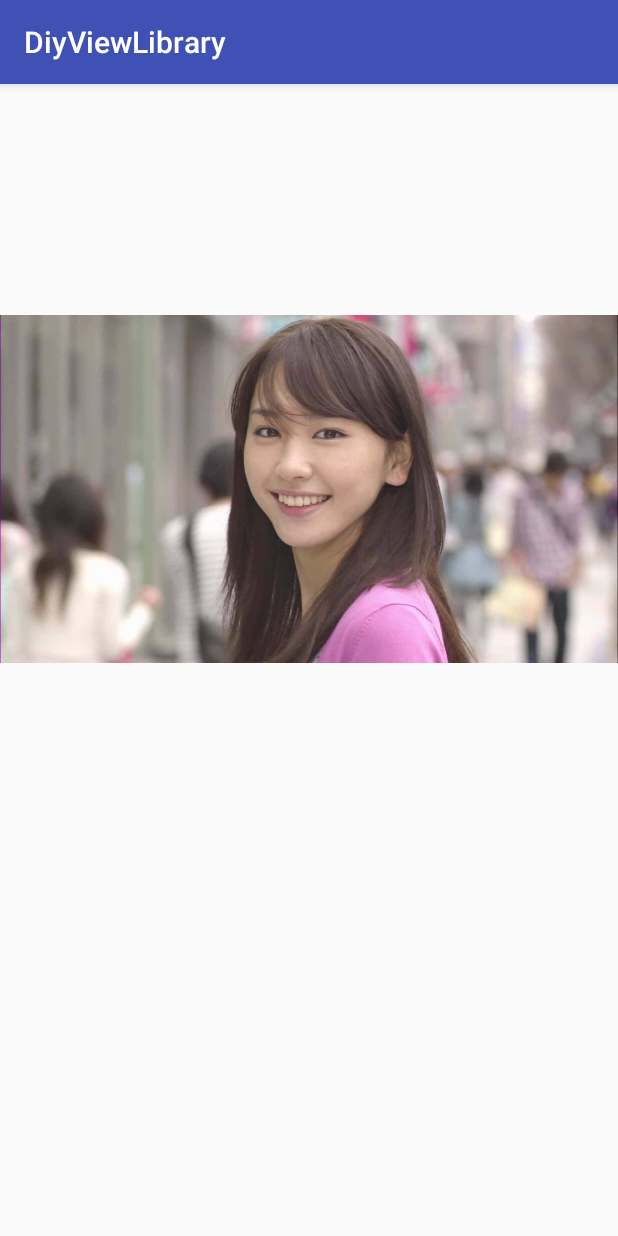
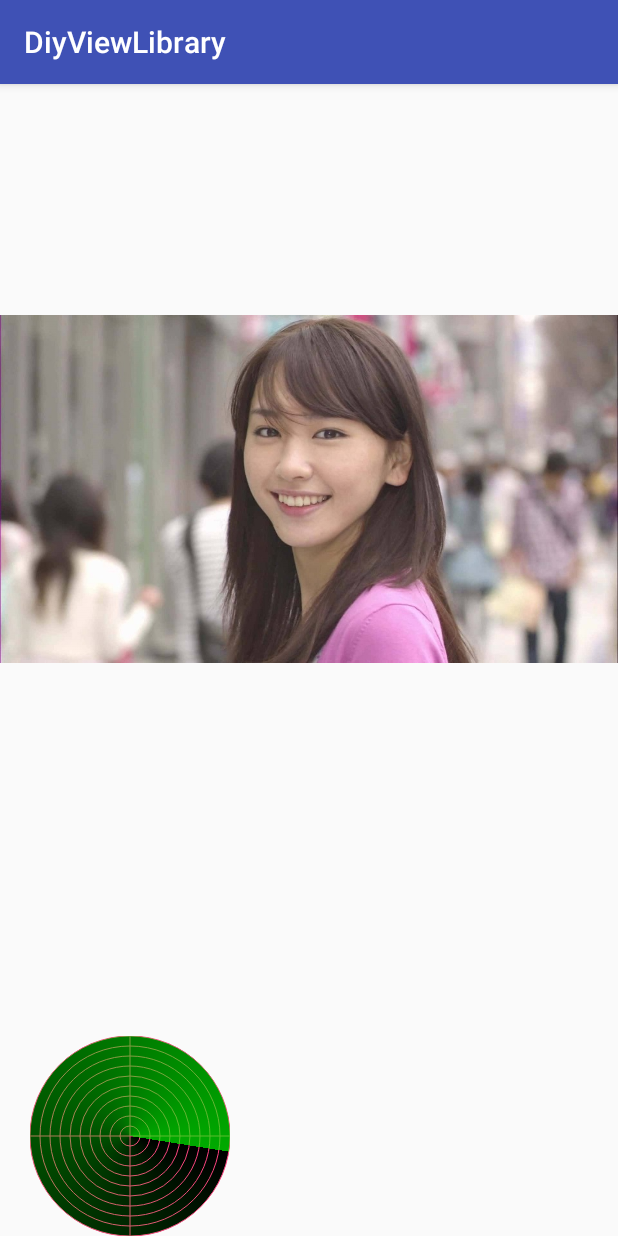
Before and after one commit to shijiaowang/customView, an Android app: the screen it shows after launch (Main2Activity), on a phone screen of 412 x 824 dp. Run offline under Robolectric (Android 15) with nearby library versions, the phone set to English and light mode, and no system bars.

Commit message:
增加雷达view

```diff
--- a/app/src/main/res/layout/activity_main2.xml
+++ b/app/src/main/res/layout/activity_main2.xml
@@ -19,4 +19,12 @@
        app:magnifierRadius="50"
        app:magnifierScale="1.5"
        android:layout_height="150dp" />
+   <com.wangyang.divviewlibrary.view.radarview.RadarView
+       app:isStartScan="true"
+       app:lineColor="@color/colorAccent"
+       app:circleNum="10"
+       android:layout_alignParentBottom="true"
+       android:layout_marginLeft="20dp"
+       android:layout_width="wrap_content"
+       android:layout_height="wrap_content" />
 </RelativeLayout>
--- /dev/null
+++ b/customViewlibrary/src/main/java/com/wangyang/divviewlibrary/view/radarview/RadarView.java
@@ -0,0 +1,168 @@
+package com.wangyang.divviewlibrary.view.radarview;
+
+import android.content.Context;
+import android.content.res.TypedArray;
+import android.graphics.Canvas;
+import android.graphics.Color;
+import android.graphics.Matrix;
+import android.graphics.Paint;
+import android.graphics.Shader;
+import android.graphics.SweepGradient;
+import android.os.Handler;
+import android.os.Message;
+import android.support.annotation.Nullable;
+import android.util.AttributeSet;
+import android.view.View;
+
+import com.wangyang.divviewlibrary.R;
+
+/**
+ * Created by wangyang on 2017/5/15.
+ * email:1440214507@qq.com
+ * 雷达组件
+ */
+
+public class RadarView extends View{
+
+    private boolean isScan = true;
+    //设置默认宽高，雷达一般都是圆形，所以我们下面取宽高会去Math.min(宽,高)
+    private final int DEFAULT_LENGTH = 200;
+    //雷达的半径
+    private float mRadarRadius = DEFAULT_LENGTH /2f;
+    //雷达画笔
+    private Paint mRadarPaint;
+    //雷达底色画笔
+    private Paint mRadarBg;
+    //雷达圆圈的个数，默认4个
+    private int mCircleNum = 4;
+    //雷达线条的颜色，默认为白色
+    private int mCircleColor = Color.WHITE;
+    //雷达圆圈背景色
+    private int mRadarBgColor = Color.BLACK;
+    //paintShader
+    private Shader mRadarShader;
+
+    private Matrix matrix;
+    //角度
+    private float rotate;
+    private float currentRoate;
+
+    private int rotateTime;//多久旋转一次
+
+    //雷达扫描时候的起始和终止颜色
+    private int mStartColor = 0x0000ff00;
+
+    private int mEndColor = 0xaa00ff00;
+    public static  Handler mHandler =new Handler(){
+        @Override
+        public void handleMessage(Message msg) {
+            super.handleMessage(msg);
+        }
+    };
+    public RadarView(Context context) {
+        this(context,null);
+    }
+
+    public RadarView(Context context, @Nullable AttributeSet attrs) {
+        this(context, attrs,0);
+    }
+
+    public RadarView(Context context, @Nullable AttributeSet attrs, int defStyleAttr) {
+        super(context, attrs, defStyleAttr);
+        init(context,attrs);
+        mRadarShader = new SweepGradient(0,0,mStartColor,mEndColor);
+        mRadarPaint = new Paint();
+        mRadarPaint.setColor(mCircleColor);
+        mRadarPaint.setStyle(Paint.Style.STROKE);
+        mRadarPaint.setDither(true);
+        mRadarPaint.setAntiAlias(true);
+        mRadarBg = new Paint();
+        mRadarBg.setColor(mRadarBgColor);
+        mRadarBg.setDither(true);
+        mRadarBg.setAntiAlias(true);
+        mRadarBg.setStyle(Paint.Style.FILL_AND_STROKE);
+        matrix= new Matrix();
+    }
+    //初始化，拓展可设置参数供布局使用
+    private void init(Context context, AttributeSet attrs) {
+        if (attrs != null) {
+            TypedArray ta = context.obtainStyledAttributes(attrs, R.styleable.RadarView);
+            mStartColor = ta.getColor(R.styleable.RadarView_startColor, mStartColor);
+            mEndColor = ta.getColor(R.styleable.RadarView_endColor, mEndColor);
+            mRadarBgColor = ta.getColor(R.styleable.RadarView_backgroundColor, mRadarBgColor);
+            mCircleColor = ta.getColor(R.styleable.RadarView_lineColor, mCircleColor);
+            mCircleNum = ta.getInteger(R.styleable.RadarView_circleNum, mCircleNum);
+            rotateTime = ta.getInteger(R.styleable.RadarView_onceTime, 20);
+            rotate = ta.getFloat(R.styleable.RadarView_scanRotate, 3.0f);
+            isScan = ta.getBoolean(R.styleable.RadarView_isStartScan, false);
+            ta.recycle();
+        }
+    }
+
+   /*暂不支持padding*/
+    @Override
+    protected void onMeasure(int widthMeasureSpec, int heightMeasureSpec) {
+        int widthMode = MeasureSpec.getMode(widthMeasureSpec);
+        int heightMode = MeasureSpec.getMode(heightMeasureSpec);
+        int widthSize = MeasureSpec.getSize(widthMeasureSpec);
+        int heightSize = MeasureSpec.getSize(heightMeasureSpec);
+        int width=0,height=0;
+        if (widthMode == MeasureSpec.EXACTLY && heightMode ==MeasureSpec.EXACTLY){
+            width=widthSize;
+            height=heightSize;
+        }else if (widthMode == MeasureSpec.EXACTLY || heightMode ==MeasureSpec.EXACTLY){
+            width=height=widthMode == MeasureSpec.EXACTLY?widthSize:heightSize;
+        }else {
+            width= DEFAULT_LENGTH;
+            height= DEFAULT_LENGTH;
+        }
+        setMeasuredDimension(width,height);
+    }
+
+    @Override
+    protected void onSizeChanged(int w, int h, int oldw, int oldh) {
+        super.onSizeChanged(w, h, oldw, oldh);
+        mRadarRadius = Math.min(w,h)/2f;
+    }
+
+    @Override
+    protected void onDraw(Canvas canvas) {
+        super.onDraw(canvas);
+        mRadarBg.setShader(null);
+        //先移动画布，圆心
+        canvas.translate(mRadarRadius,mRadarRadius);
+        //画背景
+        canvas.drawCircle(0,0,mRadarRadius,mRadarBg);
+        //画圆圈
+        for (int i = 1; i <=mCircleNum; i++) {
+            canvas.drawCircle(0,0,(float) (i * 1.0 / mCircleNum * mRadarRadius),mRadarPaint);
+        }
+        //画上十字相交线
+        canvas.drawLine(0,-mRadarRadius,0,mRadarRadius,mRadarPaint);
+        canvas.drawLine(-mRadarRadius,0,mRadarRadius,0,mRadarPaint);
+
+        canvas.concat(matrix);
+        mRadarBg.setShader(mRadarShader);
+        canvas.drawCircle(0,0,mRadarRadius,mRadarBg);
+        if (isScan) {
+            postInvalidateDelayed(rotateTime);
+            currentRoate+=rotate;
+            matrix.setRotate(currentRoate,0,0);
+        }
+    }
+    public void isScan(boolean isScan){
+        if (this.isScan==isScan){
+            return;
+        }
+        this.isScan=isScan;
+        postInvalidate();
+    }
+    /*开始扫描*/
+    public void startScan(){
+        isScan(true);
+    }
+    /*停止扫描*/
+    public void stopScan(){
+        isScan(false);
+    }
+}
--- a/customViewlibrary/src/main/res/values/attrs.xml
+++ b/customViewlibrary/src/main/res/values/attrs.xml
@@ -43,9 +43,20 @@
         <!--以下两个属性最好使用在放大镜固定不动的情况-->
         <attr name="magnifierPaddingTop" format="dimension" /><!--放大镜初始值距离上方的位置-->
         <attr name="magnifierPaddingLeft" format="dimension" /><!--放大镜初始值距离左方的位置-->
+
         <attr name="magnifierRadius" format="integer" /><!--放大镜的半径-->
         <attr name="magnifierScale" format="float" /><!--放大镜放大倍数-->
 
     </declare-styleable>
-
+    <!--雷达扫描view-->
+    <declare-styleable name="RadarView">
+        <attr name="startColor" format="color" /><!--雷达扫描开始颜色-->
+        <attr name="endColor" format="color" /><!--雷达扫描结束颜色-->
+        <attr name="backgroundColor" format="color" /><!--雷达背景颜色-->
+        <attr name="circleNum" format="integer" /><!--雷达中共有几个圆环-->
+        <attr name="lineColor" format="color" /><!--雷达圆环的颜色-->
+        <attr name="scanRotate" format="float" /><!--每次旋转增加的角度-->
+        <attr name="onceTime" format="integer" /><!--多久秒旋转一次-->
+        <attr name="isStartScan" format="boolean" /><!--默认是否开启扫描-->
+    </declare-styleable>
 </resources>
```
